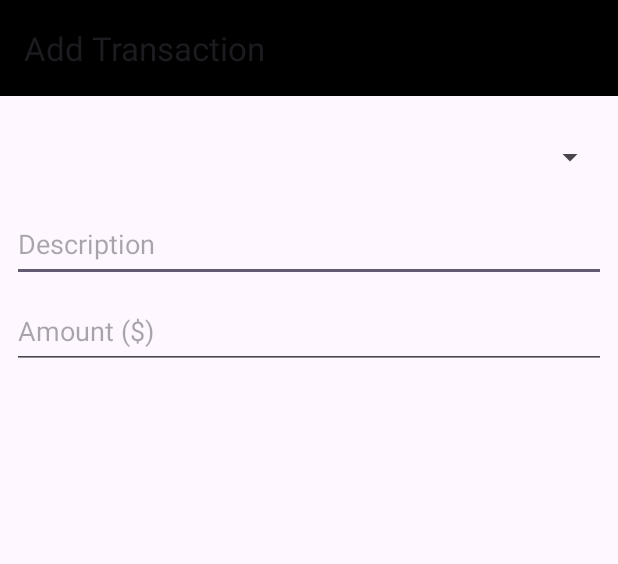
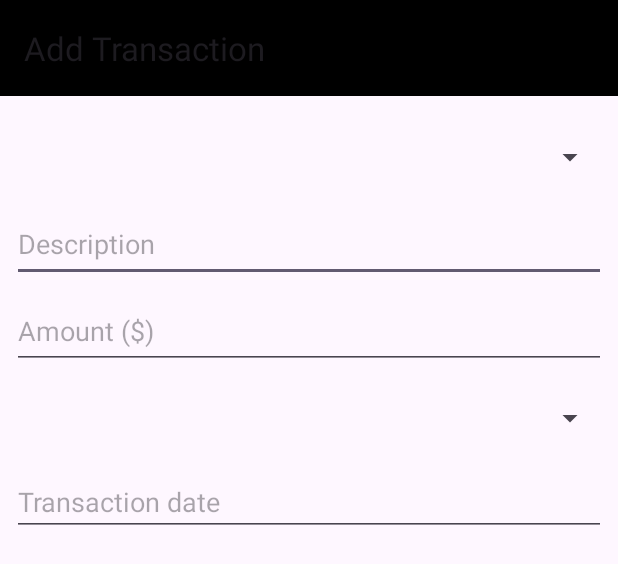
Before and after one commit to SXPJB/MoneyManeger, an Android app: the layout activity_transaction_form.xml on its own in the app's theme, with its tools: preview values and no code run, on a phone screen of 412 x 824 dp. Shown: the top 564 px of the screen. Run offline under Robolectric (Android 15) with nearby library versions, the phone set to English and light mode, and no system bars.

Commit message:
SXPJB fix and add some fetures

```diff
--- a/app/src/main/java/com/fsociety/moneymanager/model/AccountView.kt
+++ b/app/src/main/java/com/fsociety/moneymanager/model/AccountView.kt
@@ -17,4 +17,8 @@ data class AccountView(
             )
         }
     }
+
+    override fun toString(): String {
+        return name
+    }
 }
--- a/app/src/main/java/com/fsociety/moneymanager/model/TransactionView.kt
+++ b/app/src/main/java/com/fsociety/moneymanager/model/TransactionView.kt
@@ -8,6 +8,7 @@ data class TransactionView(
     val accountName: String,
     val amount: Double,
     val description: String,
+    val type: TransactionType,
     val transactionDate: DateTime = DateTime.now()
 ) {
     companion object {
@@ -17,6 +18,7 @@ data class TransactionView(
                 transaction.accountId.name,
                 transaction.amount,
                 transaction.description,
+                TransactionType.getById(transaction.type),
                 transaction.transactionDate
             )
         }
--- a/app/src/main/java/com/fsociety/moneymanager/model/entities/TransactionVO.kt
+++ b/app/src/main/java/com/fsociety/moneymanager/model/entities/TransactionVO.kt
@@ -24,6 +24,8 @@ data class TransactionVO(
     var accountId: AccountVO,
     @ColumnInfo(name = "description")
     var description: String,
+    @ColumnInfo(name = "type")
+    var type: Int,
     @ColumnInfo(name = "amount")
     var amount: Double,
     @ColumnInfo(name = "transaction_date")
--- a/app/src/main/java/com/fsociety/moneymanager/service/AccountService.kt
+++ b/app/src/main/java/com/fsociety/moneymanager/service/AccountService.kt
@@ -2,6 +2,7 @@ package com.fsociety.moneymanager.service
 
 import com.fsociety.moneymanager.config.db.MoneyManagerDB
 import com.fsociety.moneymanager.model.AccountView
+import com.fsociety.moneymanager.model.TransactionType
 import com.fsociety.moneymanager.model.entities.AccountVO
 import com.fsociety.moneymanager.model.entities.TransactionVO
 import org.joda.time.DateTime
@@ -27,7 +28,8 @@ class AccountService(
                 name = account.name
             ),
             amount = amount,
-            description = "Initial balance"
+            description = "Initial balance",
+            type = TransactionType.INCOME.id
         )
         db.transactionDAO()
             .saveTransaction(transactionVO)
--- a/app/src/main/java/com/fsociety/moneymanager/utils/Constants.kt
+++ b/app/src/main/java/com/fsociety/moneymanager/utils/Constants.kt
@@ -2,9 +2,9 @@ package com.fsociety.moneymanager.utils
 
 import androidx.fragment.app.Fragment
 import androidx.fragment.app.FragmentManager
-import com.fsociety.moneymanager.R
 
 val PIN_CODE: String = "797589"
+val DATE_FORMAT: String = "dd/MM/yyyy HH:mm:ss"
 
 fun setCurrentFragment(
     supportFragmentManager: FragmentManager,
--- a/app/src/main/res/layout/activity_transaction_form.xml
+++ b/app/src/main/res/layout/activity_transaction_form.xml
@@ -48,8 +48,8 @@
             android:layout_height="50dp"
             android:layout_marginTop="8dp"
             android:ems="10"
+            android:hint="@string/transaction_description_hint"
             android:inputType="text"
-            android:hint="@string/transaction_description_hint"
             app:layout_constraintEnd_toEndOf="parent"
             app:layout_constraintStart_toStartOf="parent"
             app:layout_constraintTop_toBottomOf="@+id/spAccountTF" />
@@ -65,6 +65,29 @@
             app:layout_constraintEnd_toEndOf="parent"
             app:layout_constraintStart_toStartOf="parent"
             app:layout_constraintTop_toBottomOf="@+id/etTDescription" />
+
+        <Spinner
+            android:id="@+id/spTranssactionType"
+            android:layout_width="0dp"
+            android:layout_height="50dp"
+            android:layout_marginTop="8dp"
+            app:layout_constraintEnd_toEndOf="parent"
+            app:layout_constraintStart_toStartOf="parent"
+            app:layout_constraintTop_toBottomOf="@+id/etTAmount" />
+
+        <EditText
+            android:id="@+id/etTransactionDate"
+            android:layout_width="0dp"
+            android:layout_height="wrap_content"
+            android:layout_marginTop="8dp"
+            android:ems="10"
+            android:hint="@string/transaction_date_hint"
+            android:inputType="date"
+            android:focusable="false"
+            app:layout_constraintEnd_toEndOf="parent"
+            app:layout_constraintStart_toStartOf="parent"
+            app:layout_constraintTop_toBottomOf="@+id/spTranssactionType" />
+
     </androidx.constraintlayout.widget.ConstraintLayout>
 
 
--- a/app/src/main/res/layout/item_transsaction.xml
+++ b/app/src/main/res/layout/item_transsaction.xml
@@ -41,7 +41,7 @@
             android:layout_width="0dp"
             android:layout_height="wrap_content"
             android:text="TextView"
-            android:textSize="15sp"
+            android:textSize="20sp"
             card_view:layout_constraintEnd_toStartOf="@+id/btnDeleteTransaction"
             card_view:layout_constraintHorizontal_bias="0.0"
             card_view:layout_constraintStart_toStartOf="parent"
@@ -60,6 +60,8 @@
             android:layout_width="wrap_content"
             android:layout_height="wrap_content"
             android:text="TextView"
+            android:textSize="15sp"
+            android:textStyle="bold"
             card_view:layout_constraintBottom_toBottomOf="parent"
             card_view:layout_constraintEnd_toEndOf="@+id/tvAmount"
             card_view:layout_constraintStart_toStartOf="parent"
--- a/app/src/main/res/values/colors.xml
+++ b/app/src/main/res/values/colors.xml
@@ -2,4 +2,6 @@
 <resources>
     <color name="black">#FF000000</color>
     <color name="white">#FFFFFFFF</color>
+    <color name="green">#FF00FF00</color>
+    <color name="red">#FFFF0000</color>
 </resources>
--- a/app/src/main/res/values/strings.xml
+++ b/app/src/main/res/values/strings.xml
@@ -20,4 +20,5 @@
     <string name="transaction_description_hint">Description</string>
     <string name="transaction_amount_hint">Amount ($)</string>
     <string name="all_accounts">All Accounts</string>
+    <string name="transaction_date_hint">Transaction date</string>
 </resources>
```
Also changed, not shown: app/src/main/java/com/fsociety/moneymanager/model/TransactionType.kt (added, +31 -0 lines), app/src/main/java/com/fsociety/moneymanager/service/TransactionService.kt (+15 -8 lines), app/src/main/java/com/fsociety/moneymanager/views/adapters/SpinnerAdapter.kt (added, +33 -0 lines), app/src/main/java/com/fsociety/moneymanager/views/fargments/transaction/TransactionAdapter.kt (+12 -1 lines), app/src/main/java/com/fsociety/moneymanager/views/fargments/transaction/TransactionFormActivity.kt (+77 -12 lines).
